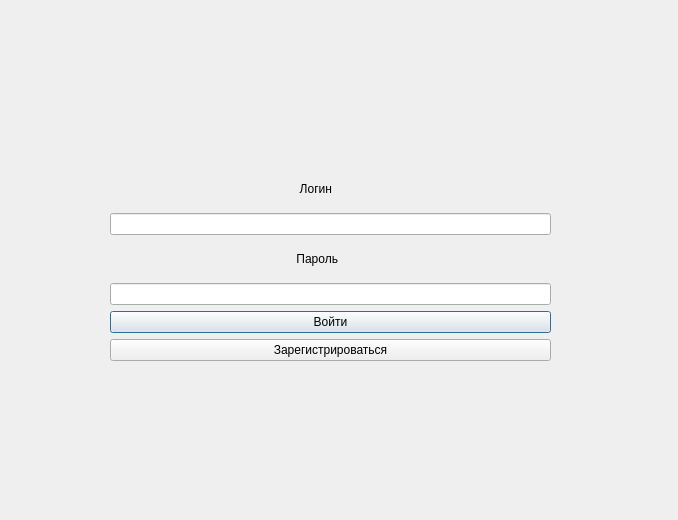
Old version of the form Hitori/authdialog.ui in the repository Senior2007/Hitori-Game.
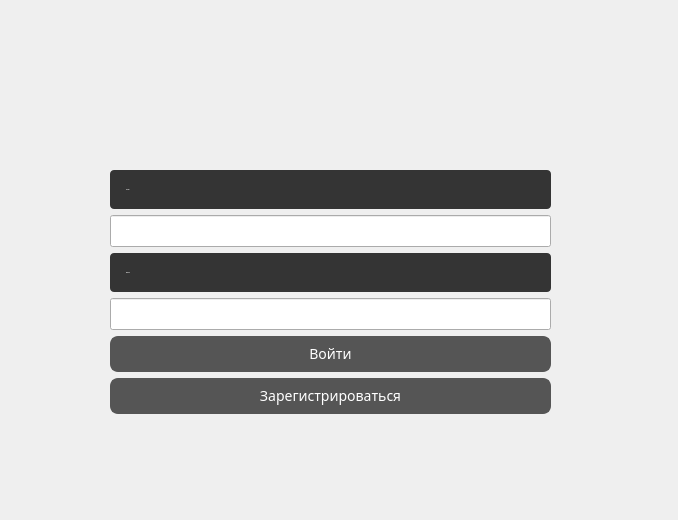
New version of the form.

```diff
--- a/Hitori/authdialog.ui
+++ b/Hitori/authdialog.ui
@@ -13,38 +13,129 @@
   <property name="windowTitle">
    <string>Dialog</string>
   </property>
+  <property name="styleSheet">
+   <string notr="true"/>
+  </property>
   <widget class="QWidget" name="verticalLayoutWidget">
    <property name="geometry">
     <rect>
      <x>110</x>
      <y>170</y>
      <width>441</width>
-     <height>191</height>
+     <height>244</height>
     </rect>
    </property>
    <layout class="QVBoxLayout" name="verticalLayout">
     <item>
      <widget class="QLabel" name="label">
+      <property name="font">
+       <font>
+        <family>Futura</family>
+        <pointsize>-1</pointsize>
+        <italic>false</italic>
+        <bold>true</bold>
+       </font>
+      </property>
+      <property name="styleSheet">
+       <string notr="true">color: white;              
+font: bold 16px &quot;Futura&quot;;      
+background-color: rgba(0,0,0, 200);  
+border-radius: 4px;    
+padding: 4px 8px; </string>
+      </property>
       <property name="text">
-       <string>                                                         Логин</string>
+       <string>                                 Логин</string>
       </property>
      </widget>
     </item>
     <item>
-     <widget class="QLineEdit" name="loginEdit"/>
+     <widget class="QLineEdit" name="loginEdit">
+      <property name="font">
+       <font>
+        <pointsize>-1</pointsize>
+       </font>
+      </property>
+      <property name="styleSheet">
+       <string notr="true">QLineEdit {
+    min-width: 80px;
+    padding: 6px;
+    font-size: 14px;
+}
+</string>
+      </property>
+     </widget>
     </item>
     <item>
      <widget class="QLabel" name="label_2">
+      <property name="font">
+       <font>
+        <family>Futura</family>
+        <pointsize>-1</pointsize>
+        <italic>false</italic>
+        <bold>true</bold>
+       </font>
+      </property>
+      <property name="styleSheet">
+       <string notr="true">color: white;                    
+font: bold 16px &quot;Futura&quot;;      
+background-color: rgba(0,0,0, 200);  
+border-radius: 4px;    
+padding: 4px 8px; </string>
+      </property>
       <property name="text">
-       <string>                                                        Пароль</string>
+       <string>                                Пароль</string>
       </property>
      </widget>
     </item>
     <item>
-     <widget class="QLineEdit" name="passwordEdit"/>
+     <widget class="QLineEdit" name="passwordEdit">
+      <property name="font">
+       <font>
+        <pointsize>-1</pointsize>
+       </font>
+      </property>
+      <property name="styleSheet">
+       <string notr="true">QLineEdit {
+    min-width: 10px;
+    padding: 6px;
+    font-size: 14px;
+}
+</string>
+      </property>
+     </widget>
     </item>
     <item>
      <widget class="QPushButton" name="loginButton">
+      <property name="font">
+       <font>
+        <family>Futura</family>
+        <pointsize>-1</pointsize>
+        <italic>false</italic>
+        <bold>false</bold>
+       </font>
+      </property>
+      <property name="styleSheet">
+       <string notr="true">QPushButton {
+	font: &quot;Futura&quot;;   
+    background-color: #555555;
+    color: white;
+    border-radius: 8px;
+    padding: 6px 12px;
+    border: 2px solid #555555;
+    font-size: 14px;
+}
+
+QPushButton:hover {
+    background-color: #444444;
+    border-color: #444444;
+}
+
+QPushButton:pressed {
+    background-color: #333333;
+    border-color: #333333;
+}
+</string>
+      </property>
       <property name="text">
        <string>Войти</string>
       </property>
@@ -52,6 +143,36 @@
     </item>
     <item>
      <widget class="QPushButton" name="registerButton">
+      <property name="font">
+       <font>
+        <family>Futura</family>
+        <pointsize>-1</pointsize>
+        <italic>false</italic>
+        <bold>false</bold>
+       </font>
+      </property>
+      <property name="styleSheet">
+       <string notr="true">QPushButton {
+	font: &quot;Futura&quot;;
+    background-color: #555555;
+    color: white;
+    border-radius: 8px;
+    padding: 6px 12px;
+    border: 2px solid #555555;
+    font-size: 14px;
+}
+
+QPushButton:hover {
+    background-color: #444444;
+    border-color: #444444;
+}
+
+QPushButton:pressed {
+    background-color: #333333;
+    border-color: #333333;
+}
+</string>
+      </property>
       <property name="text">
        <string>Зарегистрироваться</string>
       </property>
```
